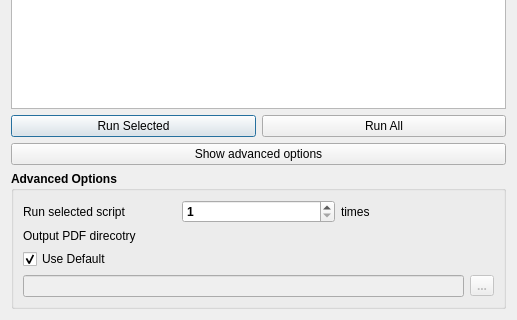
Above: safe_qgis/script_dialog_base.ui from inasafe/inasafe before the change; both pictures show x 0 to 517 and y 259 to 579 of the 517 by 579 pixel window. Below: the same form after it.
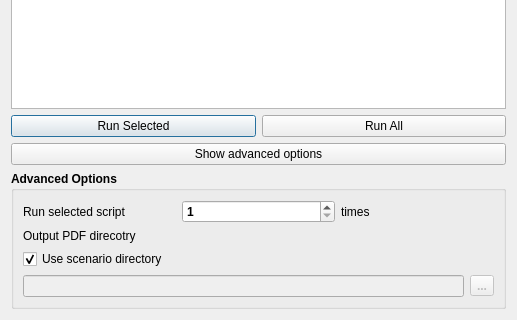
That is the form after the change.

Commit message: change to use scenario directory.

Patch:
```diff
--- a/safe_qgis/script_dialog_base.ui
+++ b/safe_qgis/script_dialog_base.ui
@@ -200,7 +200,7 @@
            </font>
           </property>
           <property name="text">
-           <string>Use Default</string>
+           <string>Use scenario directory</string>
           </property>
           <property name="checked">
            <bool>true</bool>
```
The commit also changes 2 other files.
